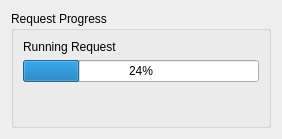
The window that kobby/dialogs/requestprogresswidget.ui (KDE/kte-collaborative) describes before a commit, drawn with Qt 5.
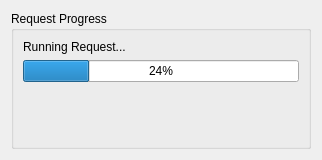
The same window after the commit.

Commit message: Fixed InfinoteManager to work with new Infinity::XmppConnection. Added RequestProgressWidget and Dialog.

Patch:
```diff
--- a/kobby/dialogs/requestprogresswidget.ui
+++ b/kobby/dialogs/requestprogresswidget.ui
@@ -5,8 +5,8 @@
    <rect>
     <x>0</x>
     <y>0</y>
-    <width>282</width>
-    <height>139</height>
+    <width>322</width>
+    <height>160</height>
    </rect>
   </property>
   <property name="windowTitle" >
@@ -22,7 +22,7 @@
       <item>
        <widget class="QLabel" name="requestLabel" >
         <property name="text" >
-         <string>Running Request</string>
+         <string>Running Request...</string>
         </property>
        </widget>
       </item>
```
Left out of the diff: 2 changed lines with no effect on the pictures. The commit also changes 11 other files.
